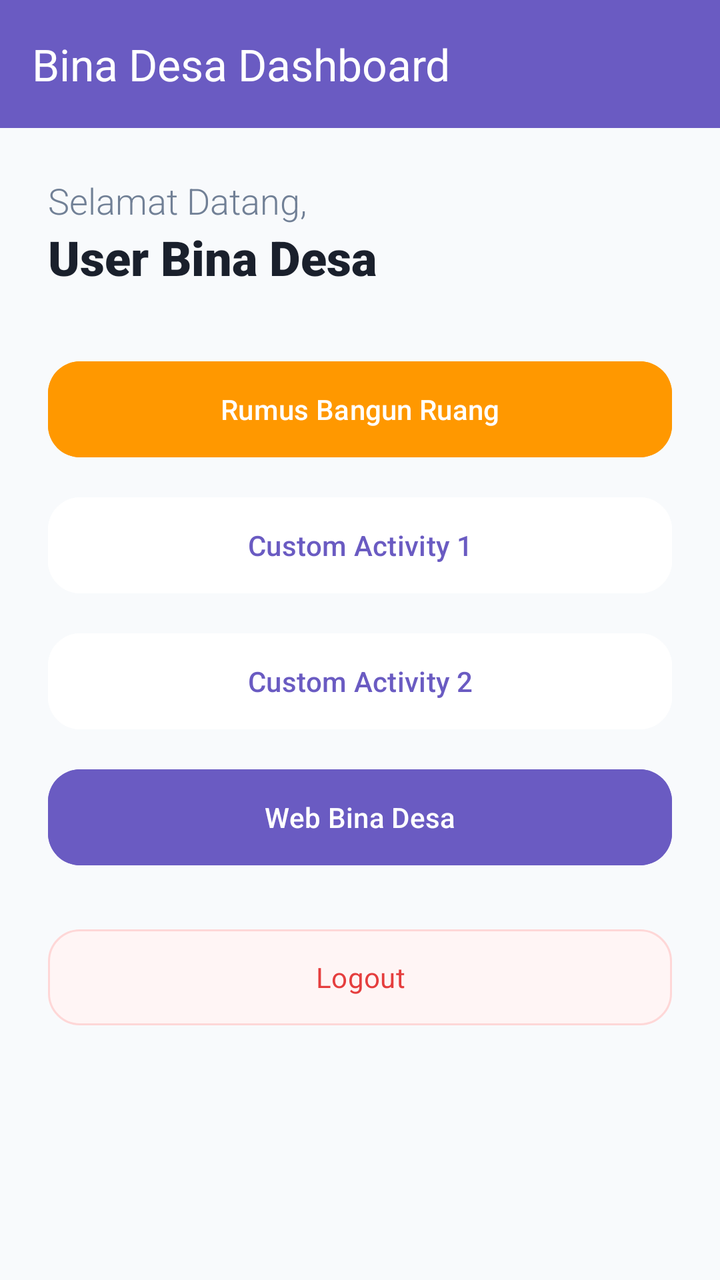
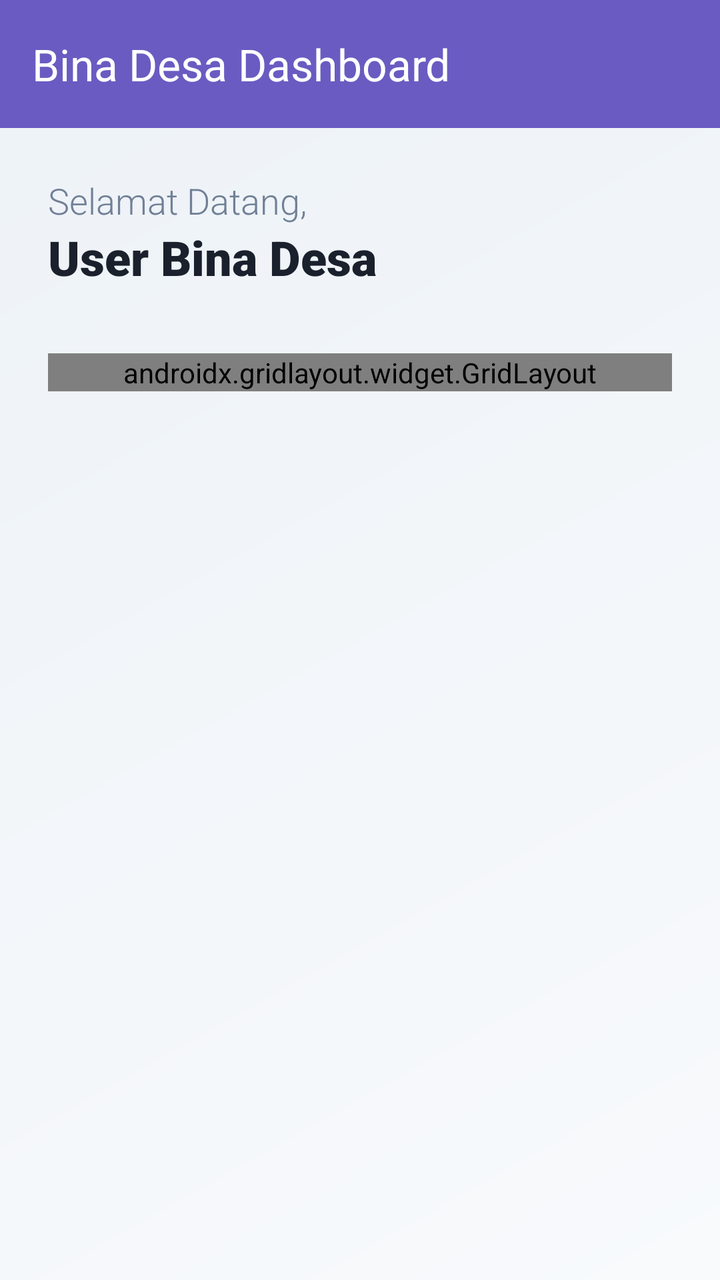

Before-and-after screenshots of an Android layout around one commit, followed by the original layout XML and the change that was made.
<!-- AndroidManifest.xml: application theme Theme.Johancoco -->
<!-- res/layout/activity_dashboard.xml -->
<?xml version="1.0" encoding="utf-8"?>
<androidx.constraintlayout.widget.ConstraintLayout xmlns:android="http://schemas.android.com/apk/res/android"
    xmlns:app="http://schemas.android.com/apk/res-auto"
    xmlns:tools="http://schemas.android.com/tools"
    android:id="@+id/main"
    android:layout_width="match_parent"
    android:layout_height="match_parent"
    android:background="#F8FAFC"
    tools:context=".Home.Pertemuan4.DashboardActivity">

    <androidx.appcompat.widget.Toolbar
        android:id="@+id/toolbar"
        android:layout_width="match_parent"
        android:layout_height="?attr/actionBarSize"
        android:background="@color/donker"
        app:title="Bina Desa Dashboard"
        app:titleTextColor="@color/white"
        app:layout_constraintTop_toTopOf="parent" />

    <ScrollView
        android:layout_width="match_parent"
        android:layout_height="0dp"
        android:fillViewport="true"
        android:scrollbars="none"
        app:layout_constraintTop_toBottomOf="@id/toolbar"
        app:layout_constraintBottom_toBottomOf="parent">

        <androidx.constraintlayout.widget.ConstraintLayout
            android:layout_width="match_parent"
            android:layout_height="wrap_content"
            android:padding="24dp">

            <TextView
                android:id="@+id/tvWelcome"
                android:layout_width="wrap_content"
                android:layout_height="wrap_content"
                android:fontFamily="sans-serif-light"
                android:text="Selamat Datang,"
                android:textColor="#718096"
                android:textSize="18sp"
                app:layout_constraintStart_toStartOf="parent"
                app:layout_constraintTop_toTopOf="parent" />

            <TextView
                android:id="@+id/tvStudentName"
                android:layout_width="0dp"
                android:layout_height="wrap_content"
                android:fontFamily="sans-serif-black"
                android:text="User Bina Desa"
                android:textColor="#1A202C"
                android:textSize="24sp"
                app:layout_constraintEnd_toEndOf="parent"
                app:layout_constraintStart_toStartOf="parent"
                app:layout_constraintTop_toBottomOf="@id/tvWelcome" />

            <LinearLayout
                android:id="@+id/menuLayout"
                android:layout_width="match_parent"
                android:layout_height="wrap_content"
                android:layout_marginTop="32dp"
                android:orientation="vertical"
                app:layout_constraintTop_toBottomOf="@id/tvStudentName">

                <Button
                    android:id="@+id/btnBangunRuang"
                    android:layout_width="match_parent"
                    android:layout_height="56dp"
                    android:layout_marginBottom="12dp"
                    android:backgroundTint="@color/orange"
                    android:elevation="2dp"
                    android:fontFamily="sans-serif-medium"
                    android:text="Rumus Bangun Ruang"
                    android:textAllCaps="false"
                    android:textColor="@color/white"
                    app:cornerRadius="16dp" />

                <Button
                    android:id="@+id/btnCustom1"
                    android:layout_width="match_parent"
                    android:layout_height="56dp"
                    android:layout_marginBottom="12dp"
                    android:backgroundTint="@color/white"
                    android:elevation="2dp"
                    android:fontFamily="sans-serif-medium"
                    android:text="Custom Activity 1"
                    android:textAllCaps="false"
                    android:textColor="@color/donker"
                    app:cornerRadius="16dp" />

                <Button
                    android:id="@+id/btnCustom2"
                    android:layout_width="match_parent"
                    android:layout_height="56dp"
                    android:layout_marginBottom="12dp"
                    android:backgroundTint="@color/white"
                    android:elevation="2dp"
                    android:fontFamily="sans-serif-medium"
                    android:text="Custom Activity 2"
                    android:textAllCaps="false"
                    android:textColor="@color/donker"
                    app:cornerRadius="16dp" />

                <Button
                    android:id="@+id/btnWebView"
                    android:layout_width="match_parent"
                    android:layout_height="56dp"
                    android:layout_marginBottom="24dp"
                    android:backgroundTint="@color/donker"
                    android:elevation="2dp"
                    android:fontFamily="sans-serif-medium"
                    android:text="Web Bina Desa"
                    android:textAllCaps="false"
                    android:textColor="@color/white"
                    app:cornerRadius="16dp" />

                <Button
                    android:id="@+id/btnLogout"
                    android:layout_width="match_parent"
                    android:layout_height="56dp"
                    android:backgroundTint="#FFF5F5"
                    android:fontFamily="sans-serif-bold"
                    android:text="Logout"
                    android:textAllCaps="false"
                    android:textColor="#E53E3E"
                    app:cornerRadius="16dp"
                    app:strokeColor="#FED7D7"
                    app:strokeWidth="1dp" />
            </LinearLayout>

        </androidx.constraintlayout.widget.ConstraintLayout>
    </ScrollView>

</androidx.constraintlayout.widget.ConstraintLayout>
<!-- resources referenced by this layout -->
<resources>
  <color name="donker">#6A5BC2</color>
  <color name="orange">#FF9800</color>
  <color name="white">#FFFFFFFF</color>
  <style name="Theme.Johancoco" parent="Base.Theme.Johancoco" />
  <style name="Base.Theme.Johancoco" parent="Theme.Material3.DayNight.NoActionBar">
          <item name="colorPrimary">@color/bg_dark</item>
          <item name="android:statusBarColor">@color/bg_dark</item>
          <item name="android:navigationBarColor">@color/bg_dark</item>
      </style>
  <color name="bg_dark">#0f172a</color>
</resources>

<!-- the commit's change to res/layout/activity_dashboard.xml (unified diff, before → after) -->
@@ -5,7 +5,7 @@
     android:id="@+id/main"
     android:layout_width="match_parent"
     android:layout_height="match_parent"
-    android:background="#F8FAFC"
+    android:background="@drawable/bg_main_gradient"
     tools:context=".Home.Pertemuan4.DashboardActivity">
 
     <androidx.appcompat.widget.Toolbar
@@ -53,79 +53,170 @@
                 app:layout_constraintStart_toStartOf="parent"
                 app:layout_constraintTop_toBottomOf="@id/tvWelcome" />
 
-            <LinearLayout
-                android:id="@+id/menuLayout"
+            <androidx.gridlayout.widget.GridLayout
+                android:id="@+id/menuGrid"
                 android:layout_width="match_parent"
                 android:layout_height="wrap_content"
                 android:layout_marginTop="32dp"
-                android:orientation="vertical"
+                app:columnCount="2"
                 app:layout_constraintTop_toBottomOf="@id/tvStudentName">
 
-                <Button
+                <com.google.android.material.card.MaterialCardView
                     android:id="@+id/btnBangunRuang"
-                    android:layout_width="match_parent"
-                    android:layout_height="56dp"
-                    android:layout_marginBottom="12dp"
-                    android:backgroundTint="@color/orange"
-                    android:elevation="2dp"
-                    android:fontFamily="sans-serif-medium"
-                    android:text="Rumus Bangun Ruang"
-                    android:textAllCaps="false"
-                    android:textColor="@color/white"
-                    app:cornerRadius="16dp" />
-
-                <Button
-                    android:id="@+id/btnCustom1"
-                    android:layout_width="match_parent"
-                    android:layout_height="56dp"
-                    android:layout_marginBottom="12dp"
-                    android:backgroundTint="@color/white"
-                    android:elevation="2dp"
-                    android:fontFamily="sans-serif-medium"
-                    android:text="Custom Activity 1"
-                    android:textAllCaps="false"
-                    android:textColor="@color/donker"
-                    app:cornerRadius="16dp" />
-
-                <Button
-                    android:id="@+id/btnCustom2"
-                    android:layout_width="match_parent"
-                    android:layout_height="56dp"
-                    android:layout_marginBottom="12dp"
-                    android:backgroundTint="@color/white"
-                    android:elevation="2dp"
-                    android:fontFamily="sans-serif-medium"
-                    android:text="Custom Activity 2"
-                    android:textAllCaps="false"
-                    android:textColor="@color/donker"
-                    app:cornerRadius="16dp" />
-
-                <Button
+                    android:layout_width="0dp"
+                    android:layout_height="wrap_content"
+                    app:layout_columnWeight="1"
+                    android:layout_margin="8dp"
+                    app:cardCornerRadius="16dp"
+                    app:cardElevation="2dp"
+                    app:strokeWidth="0dp">
+                    <LinearLayout
+                        android:layout_width="match_parent"
+                        android:layout_height="wrap_content"
+                        android:orientation="vertical"
+                        android:padding="20dp"
+                        android:gravity="center">
+                        <ImageView
+                            android:layout_width="48dp"
+                            android:layout_height="48dp"
+                            android:src="@drawable/claculator"
+                            android:contentDescription="Bangun Ruang"
+                            app:tint="@color/orange" />
+                        <TextView
+                            android:layout_width="wrap_content"
+                            android:layout_height="wrap_content"
+                            android:text="Bangun Ruang"
+                            android:layout_marginTop="12dp"
+                            android:textStyle="bold"
+                            android:textColor="@color/donker"/>
+                    </LinearLayout>
+                </com.google.android.material.card.MaterialCardView>
+
+                <com.google.android.material.card.MaterialCardView
                     android:id="@+id/btnWebView"
-                    android:layout_width="match_parent"
-                    android:layout_height="56dp"
-                    android:layout_marginBottom="24dp"
-                    android:backgroundTint="@color/donker"
-                    android:elevation="2dp"
-                    android:fontFamily="sans-serif-medium"
-                    android:text="Web Bina Desa"
-                    android:textAllCaps="false"
-                    android:textColor="@color/white"
-                    app:cornerRadius="16dp" />
-
-                <Button
+                    android:layout_width="0dp"
+                    android:layout_height="wrap_content"
+                    app:layout_columnWeight="1"
+                    android:layout_margin="8dp"
+                    app:cardCornerRadius="16dp"
+                    app:cardElevation="2dp"
+                    app:strokeWidth="0dp">
+                    <LinearLayout
+                        android:layout_width="match_parent"
+                        android:layout_height="wrap_content"
+                        android:orientation="vertical"
+                        android:padding="20dp"
+                        android:gravity="center">
+                        <ImageView
+                            android:layout_width="48dp"
+                            android:layout_height="48dp"
+                            android:src="@drawable/global"
+                            android:contentDescription="Web"
+                            app:tint="@color/donker" />
+                        <TextView
+                            android:layout_width="wrap_content"
+                            android:layout_height="wrap_content"
+                            android:text="Website"
+                            android:layout_marginTop="12dp"
+                            android:textStyle="bold"
+                            android:textColor="@color/donker"/>
+                    </LinearLayout>
+                </com.google.android.material.card.MaterialCardView>
+
+                <com.google.android.material.card.MaterialCardView
+                    android:id="@+id/btnMessage"
+                    android:layout_width="0dp"
+                    android:layout_height="wrap_content"
+                    app:layout_columnWeight="1"
+                    android:layout_margin="8dp"
+                    app:cardCornerRadius="16dp"
+                    app:cardElevation="2dp"
+                    app:strokeWidth="0dp">
+                    <LinearLayout
+                        android:layout_width="match_parent"
+                        android:layout_height="wrap_content"
+                        android:orientation="vertical"
+                        android:padding="20dp"
+                        android:gravity="center">
+                        <ImageView
+                            android:layout_width="48dp"
+                            android:layout_height="48dp"
+                            android:src="@drawable/ic_message"
+                            android:contentDescription="Pesan"
+                            app:tint="@color/donker" />
+                        <TextView
+                            android:layout_width="wrap_content"
+                            android:layout_height="wrap_content"
+                            android:text="Pesan"
+                            android:layout_marginTop="12dp"
+                            android:textStyle="bold"
+                            android:textColor="@color/donker"/>
+                    </LinearLayout>
+                </com.google.android.material.card.MaterialCardView>
+
+                <com.google.android.material.card.MaterialCardView
+                    android:id="@+id/btnSettings"
+                    android:layout_width="0dp"
+                    android:layout_height="wrap_content"
+                    app:layout_columnWeight="1"
+                    android:layout_margin="8dp"
+                    app:cardCornerRadius="16dp"
+                    app:cardElevation="2dp"
+                    app:strokeWidth="0dp">
+                    <LinearLayout
+                        android:layout_width="match_parent"
+                        android:layout_height="wrap_content"
+                        android:orientation="vertical"
+                        android:padding="20dp"
+                        android:gravity="center">
+                        <ImageView
+                            android:layout_width="48dp"
+                            android:layout_height="48dp"
+                            android:src="@drawable/ic_more"
+                            android:contentDescription="Pengaturan"
+                            app:tint="#4A5568" />
+                        <TextView
+                            android:layout_width="wrap_content"
+                            android:layout_height="wrap_content"
+                            android:text="Pengaturan"
+                            android:layout_marginTop="12dp"
+                            android:textStyle="bold"
+                            android:textColor="@color/donker"/>
+                    </LinearLayout>
+                </com.google.android.material.card.MaterialCardView>
+
+                <com.google.android.material.card.MaterialCardView
                     android:id="@+id/btnLogout"
-                    android:layout_width="match_parent"
-                    android:layout_height="56dp"
-                    android:backgroundTint="#FFF5F5"
-                    android:fontFamily="sans-serif-bold"
-                    android:text="Logout"
-                    android:textAllCaps="false"
-                    android:textColor="#E53E3E"
-                    app:cornerRadius="16dp"
-                    app:strokeColor="#FED7D7"
-                    app:strokeWidth="1dp" />
-            </LinearLayout>
+                    android:layout_width="0dp"
+                    android:layout_height="wrap_content"
+                    app:layout_columnWeight="1"
+                    android:layout_margin="8dp"
+                    app:cardCornerRadius="16dp"
+                    app:cardElevation="2dp"
+                    app:strokeWidth="0dp">
+                    <LinearLayout
+                        android:layout_width="match_parent"
+                        android:layout_height="wrap_content"
+                        android:orientation="vertical"
+                        android:padding="20dp"
+                        android:gravity="center">
+                        <ImageView
+                            android:layout_width="48dp"
+                            android:layout_height="48dp"
+                            android:src="@drawable/logout"
+                            android:contentDescription="Keluar"
+                            app:tint="#E53E3E" />
+                        <TextView
+                            android:layout_width="wrap_content"
+                            android:layout_height="wrap_content"
+                            android:text="Keluar"
+                            android:layout_marginTop="12dp"
+                            android:textStyle="bold"
+                            android:textColor="#E53E3E"/>
+                    </LinearLayout>
+                </com.google.android.material.card.MaterialCardView>
+
+            </androidx.gridlayout.widget.GridLayout>
 
         </androidx.constraintlayout.widget.ConstraintLayout>
     </ScrollView>
<!-- resource entries referenced after the edit -->
@@ -3,6 +3,37 @@
   <color name="donker">#6A5BC2</color>
   <color name="orange">#FF9800</color>
   <color name="white">#FFFFFFFF</color>
+  <!-- drawable bg_main_gradient (drawable) -->
+  <?xml version="1.0" encoding="utf-8"?>
+  <shape xmlns:android="http://schemas.android.com/apk/res/android">
+      <gradient
+          android:startColor="#F8FAFC"
+          android:endColor="#EDF2F7"
+          android:angle="135" />
+  </shape>
+  <!-- drawable claculator: png bitmap (drawable, 8124 bytes) -->
+  <!-- drawable global: png bitmap (drawable, 23102 bytes) -->
+  <!-- drawable ic_message (drawable) -->
+  <vector xmlns:android="http://schemas.android.com/apk/res/android"
+      android:width="24dp"
+      android:height="24dp"
+      android:viewportWidth="24"
+      android:viewportHeight="24">
+      <path
+          android:fillColor="@android:color/white"
+          android:pathData="M20,2H4C2.9,2 2,2.9 2,4V22L6,18H20C2.11,18 22,17.1 22,16V4C22,2.9 21.1,2 20,2M20,16H5.17L4,17.17V4H20V16Z" />
+  </vector>
+  <!-- drawable ic_more (drawable) -->
+  <vector xmlns:android="http://schemas.android.com/apk/res/android"
+      android:width="24dp"
+      android:height="24dp"
+      android:viewportWidth="24"
+      android:viewportHeight="24">
+      <path
+          android:fillColor="@android:color/white"
+          android:pathData="M12,16A2,2 0 0,1 14,18A2,2 0 0,1 12,20A2,2 0 0,1 10,18A2,2 0 0,1 12,16M12,10A2,2 0 0,1 14,12A2,2 0 0,1 12,14A2,2 0 0,1 10,12A2,2 0 0,1 12,10M12,4A2,2 0 0,1 14,6A2,2 0 0,1 12,8A2,2 0 0,1 10,6A2,2 0 0,1 12,4Z" />
+  </vector>
+  <!-- drawable logout: png bitmap (drawable, 8953 bytes) -->
   <style name="Theme.Johancoco" parent="Base.Theme.Johancoco" />
   <style name="Base.Theme.Johancoco" parent="Theme.Material3.DayNight.NoActionBar">
           <item name="colorPrimary">@color/bg_dark</item>
